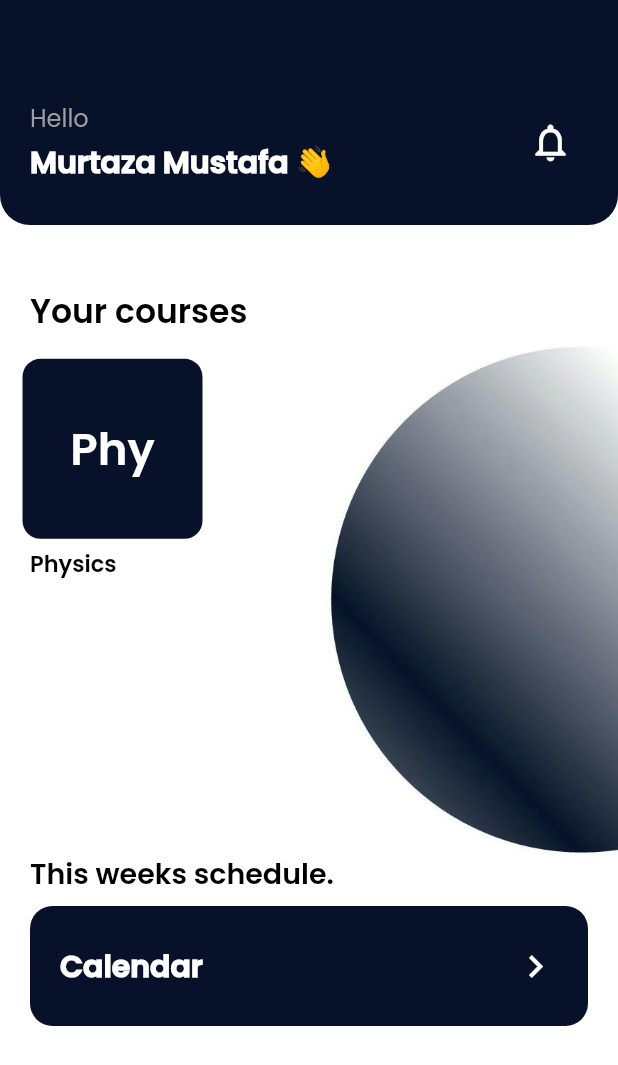
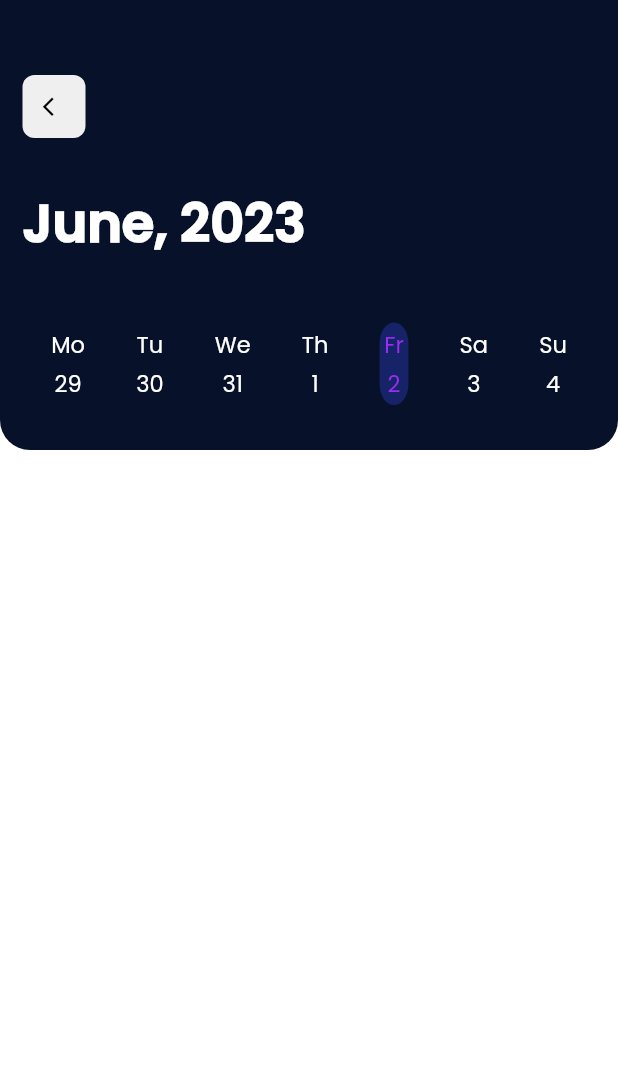
Before and after one commit to behlaworks/forkedrepomurtaza, a Flutter app: the Dashboard screen opened directly, after a tap on "Calendar", on a phone screen of 412 x 824 dp. Shown: the top 1065 px of the screen. Run offline on Flutter 3.47's test engine with Material 2 defaults, Android fonts, the light colour scheme and no system bars; our stand-ins replace cloud_firestore, firebase_auth, firebase_core, get, preload_page_view, video_player; accounts and stored records are empty.

Commit message:
implemented Calender.dart

```diff
--- a/lib/components/backButton.dart
+++ b/lib/components/common ui elements/backButton.dart
@@ -1,6 +1,6 @@
 import 'package:flutter/material.dart';
 
-import '../data/constants.dart';
+import '../../data/constants.dart';
 
 class BackButtonCustom extends StatelessWidget {
   const BackButtonCustom({Key? key}) : super(key: key);
--- a/lib/components/blackButton.dart
+++ b/lib/components/common ui elements/blackButton.dart
@@ -1,6 +1,6 @@
 import 'package:flutter/material.dart';
 
-import '../data/constants.dart';
+import '../../data/constants.dart';
 
 class BlackButton extends StatelessWidget {
   final String text;
--- a/lib/components/textField.dart
+++ b/lib/components/common ui elements/textField.dart
@@ -1,6 +1,6 @@
 import 'package:flutter/material.dart';
 
-import '../data/constants.dart';
+import '../../data/constants.dart';
 
 class CustomTextField extends StatelessWidget {
   final TextEditingController controller;
--- a/lib/components/unitDetailModalCard.dart
+++ b/lib/components/video player elements/unitDetailModalCard.dart
@@ -4,7 +4,8 @@ class UnitDetailModalCard extends StatelessWidget {
   final String unit;
   final String title;
 
-  const UnitDetailModalCard({Key? key, required this.unit, required this.title}) : super(key: key);
+  const UnitDetailModalCard({Key? key, required this.unit, required this.title})
+      : super(key: key);
 
   @override
   Widget build(BuildContext context) {
@@ -14,14 +15,20 @@ class UnitDetailModalCard extends StatelessWidget {
         children: [
           const Padding(
             padding: EdgeInsets.all(0.0),
-            child: Icon(Icons.minimize, size: 40, color: Colors.white,),
+            child: Icon(
+              Icons.minimize,
+              size: 40,
+              color: Colors.white,
+            ),
           ),
           Padding(
             padding: const EdgeInsets.fromLTRB(0, 25, 0, 0),
             child: Text(
               "Unit: $unit",
               style: const TextStyle(
-                  fontSize: 25, fontWeight: FontWeight.w700, color: Colors.white),
+                  fontSize: 25,
+                  fontWeight: FontWeight.w700,
+                  color: Colors.white),
             ),
           ),
           Padding(
@@ -29,7 +36,9 @@ class UnitDetailModalCard extends StatelessWidget {
             child: Text(
               title,
               style: const TextStyle(
-                  fontSize: 20, fontWeight: FontWeight.w500, color: Colors.white),
+                  fontSize: 20,
+                  fontWeight: FontWeight.w500,
+                  color: Colors.white),
             ),
           ),
           const SizedBox(
@@ -40,12 +49,12 @@ class UnitDetailModalCard extends StatelessWidget {
             width: MediaQuery.of(context).size.width * 0.85,
             decoration: BoxDecoration(
                 color: Colors.white, borderRadius: BorderRadius.circular(12)),
-            child: Center(
+            child: const Center(
               child: Padding(
-                padding: const EdgeInsets.fromLTRB(15, 0, 15, 0),
+                padding: EdgeInsets.fromLTRB(15, 0, 15, 0),
                 child: Row(
                   mainAxisAlignment: MainAxisAlignment.spaceBetween,
-                  children: const [
+                  children: [
                     Text(
                       "Contents",
                       style: TextStyle(
@@ -66,9 +75,9 @@ class UnitDetailModalCard extends StatelessWidget {
           const SizedBox(
             height: 30,
           ),
-          Row(
+          const Row(
             mainAxisAlignment: MainAxisAlignment.start,
-            children: const [
+            children: [
               Padding(
                 padding: EdgeInsets.fromLTRB(30, 3, 0, 0),
                 child: Text(
@@ -88,14 +97,15 @@ class UnitDetailModalCard extends StatelessWidget {
             width: MediaQuery.of(context).size.width * 0.9,
             height: MediaQuery.of(context).size.height * 0.35,
             decoration: BoxDecoration(
-                color: Colors.white, borderRadius: BorderRadius.circular(23)),
-            child: const Center(
-              child: Text(
-                'No notes required for this unit',
-                textAlign: TextAlign.center,
-                style: TextStyle(fontSize: 23, fontWeight: FontWeight.w500),
-              ),
-            ),
+                color: Colors.white, borderRadius: BorderRadius.circular(23),
+            image: const DecorationImage(image: AssetImage('assets/trialImage.png'), fit: BoxFit.fill)),
+            // child: const Center(
+            //   child: Text(
+            //     'No notes required for this unit',
+            //     textAlign: TextAlign.center,
+            //     style: TextStyle(fontSize: 23, fontWeight: FontWeight.w500),
+            //   ),
+            // ),
           ),
           const SizedBox(
             height: 35,
--- a/lib/components/videoPlayer.dart
+++ b/lib/components/video player elements/videoPlayer.dart
@@ -1,14 +1,12 @@
-import 'package:a_level_pro/components/backButton.dart';
-import 'package:a_level_pro/components/unitBox.dart';
-import 'package:a_level_pro/components/unitDetailModalCard.dart';
+import 'package:a_level_pro/components/video%20player%20elements/unitBox.dart';
+import 'package:a_level_pro/components/video%20player%20elements/unitDetailModalCard.dart';
+import 'package:flutter/foundation.dart';
 import 'package:flutter/material.dart';
 import 'package:get/get.dart';
 import 'package:video_player/video_player.dart';
-import '../data/constants.dart';
-import '../models/app_state_manager.dart';
-import '../models/cloud_firestore.dart';
-import '../models/videoController.dart';
-import 'blackButton.dart';
+import '../../data/constants.dart';
+import '../../models/videoController.dart';
+import '../common ui elements/blackButton.dart';
 
 class Player extends StatelessWidget {
   final int i;
@@ -52,11 +50,39 @@ class Player extends StatelessWidget {
               height: MediaQuery.of(context).size.height,
               width: MediaQuery.of(context).size.width,
               color: Constants.dark,
+              child: Stack(
+                children: [
+                  Row(
+                    mainAxisAlignment: MainAxisAlignment.start,
+                    children: [
+                      Padding(
+                        padding: const EdgeInsets.fromLTRB(15, 50, 15, 0),
+                        child: GestureDetector(
+                          onTap: () => {Navigator.pop(context)},
+                          child: Container(
+                            height: 42,
+                            width: 42,
+                            decoration: BoxDecoration(
+                                borderRadius: BorderRadius.circular(8), color: Constants.grey),
                             child: const Center(
+                              child: Icon(
+                                Icons.arrow_back_ios,
+                                color: Colors.black,
+                                size: 15,
+                              ),
+                            ),
+                          ),
+                        ),
+                      ),
+                    ],
+                  ),
+                  Center(
                       child: CircularProgressIndicator(
                     color: Colors.white,
                     strokeWidth: 4,
-              )));
+                  )),
+                ],
+              ));
         }
 
         if (i == c.api) {
@@ -67,7 +93,9 @@ class Player extends StatelessWidget {
               c.videoPlayerControllers[c.api]!.play();
             }
           }
+          if (kDebugMode) {
             print('AutoPlaying ${c.api}');
+          }
         }
         return Stack(
           children: [
@@ -77,11 +105,15 @@ class Player extends StatelessWidget {
                     GestureDetector(
                       onTap: () {
                         if (c.videoPlayerControllers[c.api]!.value.isPlaying) {
+                          if (kDebugMode) {
                             print("paused");
+                          }
                           c.videoPlayerControllers[c.api]!.pause();
                         } else {
                           c.videoPlayerControllers[c.api]!.play();
+                          if (kDebugMode) {
                             print("playing");
+                          }
                         }
                       },
                       child: VideoPlayer(c.videoPlayerControllers[c.api]!),
--- /dev/null
+++ b/lib/components/weekDisplay.dart
@@ -0,0 +1,76 @@
+import 'package:a_level_pro/data/constants.dart';
+import 'package:flutter/material.dart';
+
+class WeekDisplay extends StatefulWidget {
+  const WeekDisplay({Key? key}) : super(key: key);
+
+  @override
+  State<WeekDisplay> createState() => _WeekDisplayState();
+}
+
+class _WeekDisplayState extends State<WeekDisplay> {
+  @override
+  Widget build(BuildContext context) {
+    return Container(
+      width: MediaQuery.of(context).size.width,
+      child: Row(
+        mainAxisAlignment: MainAxisAlignment.spaceEvenly,
+        children: [
+          for (var i = 1; i < 8; i++)
+            DateTime.now().weekday != i
+                ? Column(
+                    children: [
+                      Text(
+                        Constants.weekdays[i - 1],
+                        style: const TextStyle(
+                            color: Colors.white,
+                            fontSize: 15,
+                            fontWeight: FontWeight.w400),
+                      ),
+                      const SizedBox(
+                        height: 3,
+                      ),
+                      Text(
+                        '${Constants.dayCalculator(DateTime.now(), i)}',
+                        style: const TextStyle(
+                            color: Colors.white,
+                            fontSize: 15,
+                            fontWeight: FontWeight.w400),
+                      ),
+                    ],
+                  )
+                : Container(
+                    decoration: BoxDecoration(
+                        color: const Color(0xff3A49F9).withOpacity(0.3),
+                        borderRadius: const BorderRadius.all(Radius.elliptical(250, 360))
+                    ),
+                    child: Padding(
+                      padding: const EdgeInsets.all(3.0),
+                      child: Column(
+                        children: [
+                          Text(
+                            Constants.weekdays[i - 1],
+                            style: const TextStyle(
+                                color: Color(0xff9C2CF3),
+                                fontSize: 15,
+                                fontWeight: FontWeight.w400),
+                          ),
+                          const SizedBox(
+                            height: 3,
+                          ),
+                          Text(
+                            '${Constants.dayCalculator(DateTime.now(), i)}',
+                            style: const TextStyle(
+                                color: Color(0xff9C2CF3),
+                                fontSize: 15,
+                                fontWeight: FontWeight.w400),
+                          ),
+                        ],
+                      ),
+                    ),
+                  ),
+        ],
+      ),
+    );
+  }
+}
--- a/lib/data/constants.dart
+++ b/lib/data/constants.dart
@@ -8,4 +8,17 @@ class Constants{
   static List Urls = [];
   static List units = [];
   static List titles = [];
+  static List months = ['Jan', 'Feb', 'Mar', 'Apr', 'May', 'June', 'Jul', 'Aug', 'Sept', 'Oct', 'Nov', 'Dec'];
+  static List weekdays = ['Mo', 'Tu', 'We', 'Th', 'Fr', 'Sa', 'Su'];
+
+  static int dayCalculator(DateTime date, int weekday) {
+    if(date.weekday > weekday){
+      return (date.subtract(Duration(days: date.weekday - weekday))).day;
+    }else if (date.weekday < weekday){
+      return (date.add(Duration(days: weekday - date.weekday))).day;
+    } else{
+      return date.day;
+    }
+  }
+
 }
--- /dev/null
+++ b/lib/screens/calender.dart
@@ -0,0 +1,88 @@
+import 'package:a_level_pro/components/weekDisplay.dart';
+import 'package:flutter/material.dart';
+import 'package:flutter/services.dart';
+
+import '../data/constants.dart';
+
+class Calender extends StatefulWidget {
+  const Calender({Key? key}) : super(key: key);
+
+  @override
+  State<Calender> createState() => _CalenderState();
+}
+
+class _CalenderState extends State<Calender> {
+  @override
+  Widget build(BuildContext context) {
+    return AnnotatedRegion<SystemUiOverlayStyle>(
+      value: SystemUiOverlayStyle.light,
+      child: Scaffold(
+          drawerScrimColor: Constants.dark,
+          backgroundColor: Colors.white,
+          body: Column(
+            children: [
+              Container(
+                height: 300,
+                width: MediaQuery.of(context).size.width,
+                decoration: BoxDecoration(
+                    color: Constants.dark,
+                    borderRadius: const BorderRadius.only(
+                        bottomLeft: Radius.circular(20),
+                        bottomRight: Radius.circular(20))),
+                child: Column(
+                  children: [
+                    Row(
+                      mainAxisAlignment: MainAxisAlignment.start,
+                      children: [
+                        Padding(
+                          padding: const EdgeInsets.fromLTRB(15, 50, 15, 0),
+                          child: GestureDetector(
+                            onTap: () => {Navigator.pop(context)},
+                            child: Container(
+                              height: 42,
+                              width: 42,
+                              decoration: BoxDecoration(
+                                  borderRadius: BorderRadius.circular(8),
+                                  color: Constants.grey),
+                              child: const Center(
+                                child: Icon(
+                                  Icons.arrow_back_ios,
+                                  color: Colors.black,
+                                  size: 15,
+                                ),
+                              ),
+                            ),
+                          ),
+                        ),
+                      ],
+                    ),
+                    const SizedBox(
+                      height: 30,
+                    ),
+                    Row(
+                      mainAxisAlignment: MainAxisAlignment.start,
+                      children: [
+                        Padding(
+                          padding: const EdgeInsets.fromLTRB(15, 0, 0, 0),
+                          child: Text(
+                            '${Constants.months[DateTime.now().month - 1]}, ${DateTime.now().year}',
+                            style: const TextStyle(
+                                color: Colors.white,
+                                fontSize: 35,
+                                fontWeight: FontWeight.w900
+                            ),
+                          ),
+                        ),
+                      ],
+                    ),
+                    const SizedBox(height: 40,),
+                    const WeekDisplay()
+                  ],
+                ),
+              ),
+
+            ],
+          )),
+    );
+  }
+}
--- a/lib/screens/chapter1.dart
+++ b/lib/screens/chapter1.dart
@@ -1,4 +1,4 @@
-import 'package:a_level_pro/components/videoPlayer.dart';
+import 'package:a_level_pro/components/video%20player%20elements/videoPlayer.dart';
 import 'package:flutter/material.dart';
 import 'package:get/get.dart';
 import 'package:preload_page_view/preload_page_view.dart';
--- a/lib/screens/dashboard.dart
+++ b/lib/screens/dashboard.dart
@@ -5,6 +5,7 @@ import 'package:provider/provider.dart';
 import '../components/subjectBox.dart';
 import '../data/constants.dart';
 import '../models/app_state_manager.dart';
+import 'calender.dart';
 
 class Dashboard extends StatefulWidget {
   const Dashboard({Key? key}) : super(key: key);
@@ -168,10 +169,12 @@ class _DashboardState extends State<Dashboard> {
                             height: 8,
                           ),
                           GestureDetector(
-                            onTap: () async {
-                              final result =
-                                  await DatabaseService().listOfTopics('Physical quantities and units');
-                              print(result);
+                            onTap: () => {
+                              Navigator.push(
+                                context,
+                                MaterialPageRoute(
+                                    builder: (context) => const Calender()),
+                              )
                             },
                             child: Container(
                               height: 80,
--- a/lib/screens/loginPage.dart
+++ b/lib/screens/loginPage.dart
@@ -1,5 +1,5 @@
-import 'package:a_level_pro/components/blackButton.dart';
-import 'package:a_level_pro/components/textField.dart';
+import 'package:a_level_pro/components/common%20ui%20elements/blackButton.dart';
+import 'package:a_level_pro/components/common%20ui%20elements/textField.dart';
 import 'package:a_level_pro/screens/home.dart';
 import 'package:a_level_pro/screens/registrationPage.dart';
 import 'package:firebase_auth/firebase_auth.dart';
--- a/lib/screens/onBoarding.dart
+++ b/lib/screens/onBoarding.dart
@@ -1,4 +1,4 @@
-import 'package:a_level_pro/components/blackButton.dart';
+import 'package:a_level_pro/components/common%20ui%20elements/blackButton.dart';
 import 'package:a_level_pro/screens/loginPage.dart';
 import 'package:flutter/material.dart';
 
--- a/lib/screens/physics.dart
+++ b/lib/screens/physics.dart
@@ -1,4 +1,4 @@
-import 'package:a_level_pro/components/backButton.dart';
+import 'package:a_level_pro/components/common%20ui%20elements/backButton.dart';
 import 'package:flutter/material.dart';
 import '../components/chapterBox.dart';
 import '../data/constants.dart';
--- a/lib/screens/profilePage.dart
+++ b/lib/screens/profilePage.dart
@@ -1,4 +1,4 @@
-import 'package:a_level_pro/components/blackButton.dart';
+import 'package:a_level_pro/components/common%20ui%20elements/blackButton.dart';
 import 'package:firebase_auth/firebase_auth.dart';
 import 'package:flutter/material.dart';
 import 'package:flutter/services.dart';
--- a/lib/screens/registrationPage.dart
+++ b/lib/screens/registrationPage.dart
@@ -1,8 +1,8 @@
 import 'package:a_level_pro/screens/loginPage.dart';
 import 'package:flutter/material.dart';
 import 'package:provider/provider.dart';
-import '../components/blackButton.dart';
-import '../components/textField.dart';
+import '../components/common ui elements/blackButton.dart';
+import '../components/common ui elements/textField.dart';
 import '../data/constants.dart';
 import '../models/app_state_manager.dart';
 import '../models/cloud_firestore.dart';
```
Also changed, not shown: assets/trialImage.png (added), lib/components/video player elements/unitBox.dart (renamed from lib/components/unitBox.dart). Lines whose indentation alone changed are shown as unchanged.
